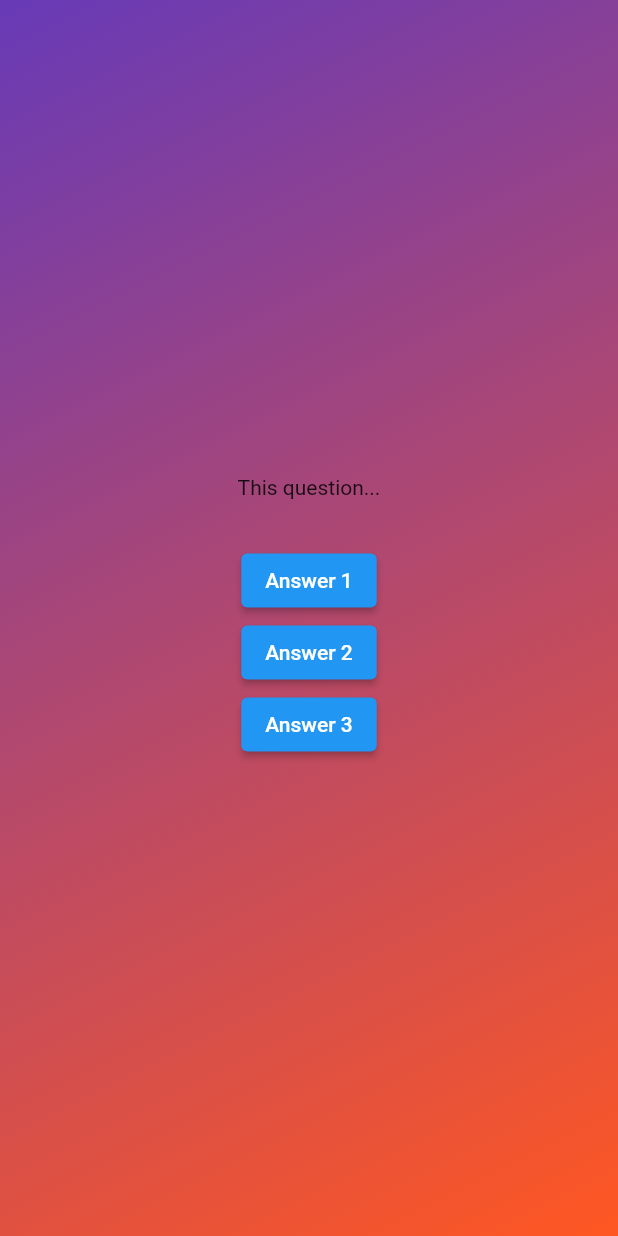
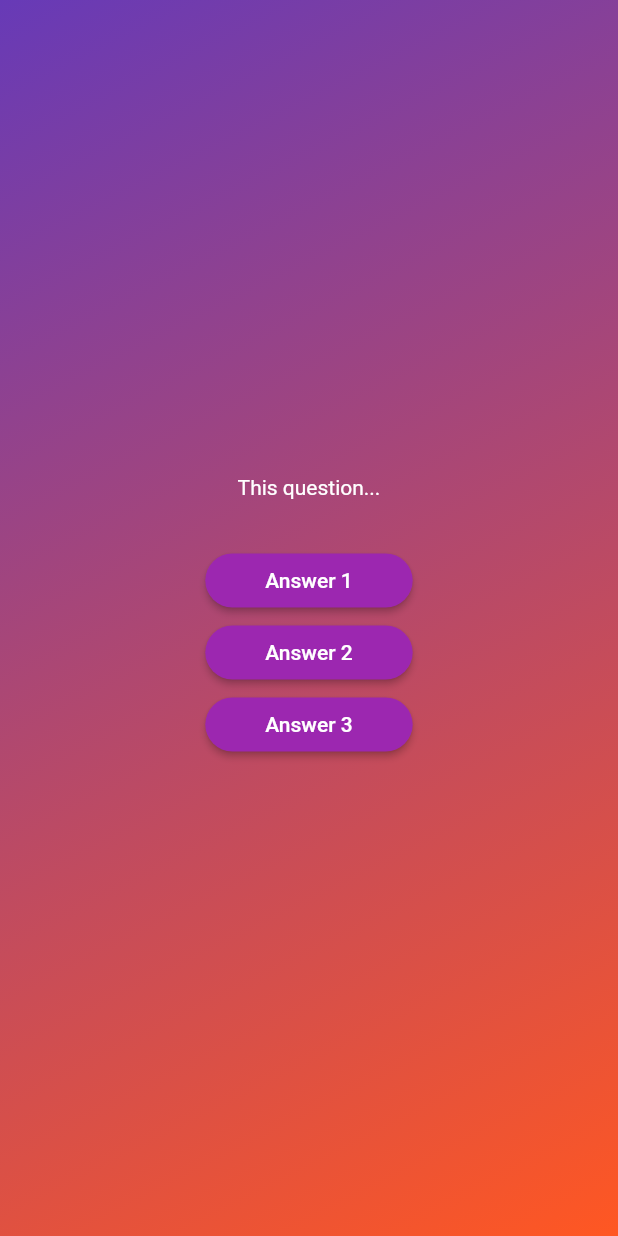
Before and after one commit to tenzan/flutter_adv_basics, a Flutter app: the screen it shows after launch, after a tap on "Start Quiz", on a phone screen of 412 x 824 dp. Run offline on Flutter 3.47's test engine with Material 2 defaults, Android fonts, the phone set to English and light mode, and no system bars.

Commit message:
section-3 lesson-68

```diff
--- /dev/null
+++ b/lib/answer_button.dart
@@ -0,0 +1,31 @@
+import 'package:flutter/material.dart';
+
+class AnswerButton extends StatelessWidget {
+  const AnswerButton({
+    super.key,
+    required this.answerText,
+    required this.onTap,
+  });
+
+  final String answerText;
+  final void Function() onTap;
+
+  @override
+  Widget build(BuildContext context) {
+    return ElevatedButton(
+      onPressed: onTap,
+      style: ElevatedButton.styleFrom(
+        padding: const EdgeInsets.symmetric(
+          vertical: 10,
+          horizontal: 40,
+        ),
+        backgroundColor: Colors.purple,
+        foregroundColor: Colors.white,
+        shape: RoundedRectangleBorder(
+          borderRadius: BorderRadius.circular(40),
+        ),
+      ),
+      child: Text(answerText),
+    );
+  }
+}
--- a/lib/questions_screen.dart
+++ b/lib/questions_screen.dart
@@ -1,4 +1,5 @@
 import 'package:flutter/material.dart';
+import 'package:adv_basics/answer_button.dart';
 
 class QuestionsScreen extends StatefulWidget {
   const QuestionsScreen({super.key});
@@ -17,19 +18,22 @@ class _QuestionsScreenState extends State<QuestionsScreen> {
       child: Column(
         mainAxisAlignment: MainAxisAlignment.center,
         children: [
-          const Text('This question...'),
+          const Text(
+            'This question...',
+            style: TextStyle(color: Colors.white),
+          ),
           const SizedBox(height: 30),
-          ElevatedButton(
-            onPressed: () {},
-            child: const Text('Answer 1'),
+          AnswerButton(
+            answerText: 'Answer 1',
+            onTap: () {},
           ),
-          ElevatedButton(
-            onPressed: () {},
-            child: const Text('Answer 2'),
+          AnswerButton(
+            answerText: 'Answer 2',
+            onTap: () {},
           ),
-          ElevatedButton(
-            onPressed: () {},
-            child: const Text('Answer 3'),
+          AnswerButton(
+            answerText: 'Answer 3',
+            onTap: () {},
           ),
         ],
       ),
```
